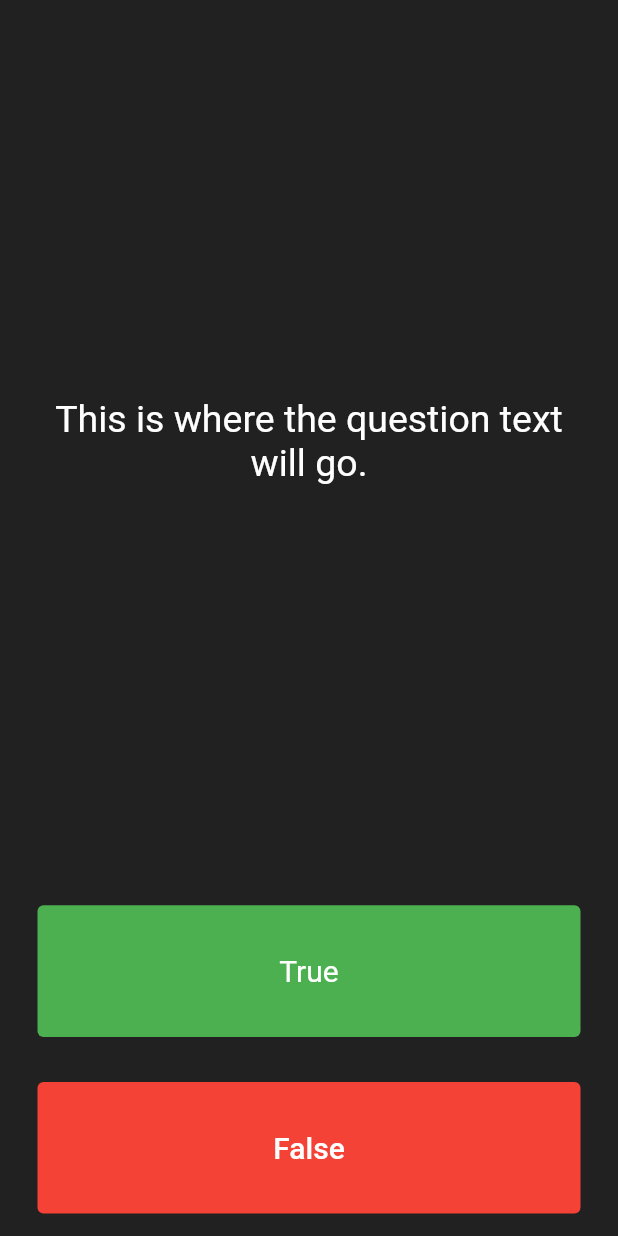
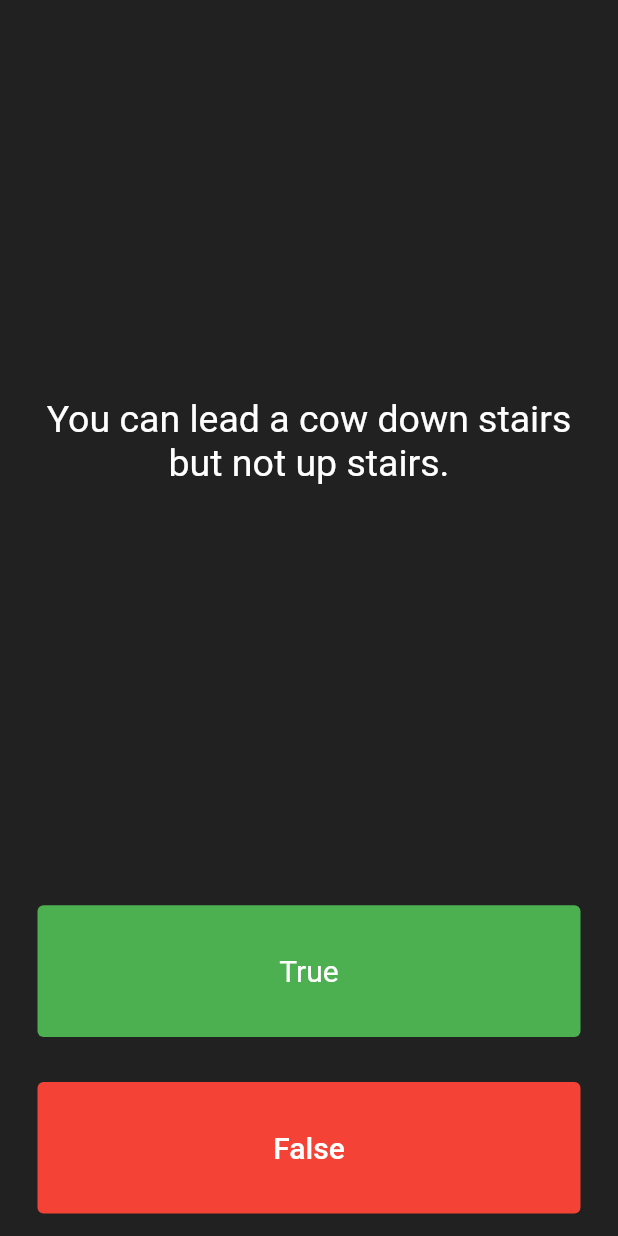
Before and after one commit to gTambo/flutter_tutorial_quizzler_app, a Flutter app: the screen it shows after launch, on a phone screen of 412 x 824 dp. Run offline on Flutter 3.47's test engine with Material 2 defaults, Android fonts, the phone set to English and light mode, and no system bars.

Commit message:
initialize question list

```diff
--- a/lib/main.dart
+++ b/lib/main.dart
@@ -27,6 +27,14 @@ class QuizPage extends StatefulWidget {
 class _QuizPageState extends State<QuizPage> {
   List<Icon> scoreKeeper = [];
 
+  List<String> questions = [
+    'You can lead a cow down stairs but not up stairs.',
+    'Approximately one quarter of human bones are in the feet.',
+    'A slug\'s blood is green.',
+  ];
+
+  int questionNumber = 0;
+
   @override
   Widget build(BuildContext context) {
     return Column(
@@ -39,7 +47,7 @@ class _QuizPageState extends State<QuizPage> {
             padding: EdgeInsets.all(10.0),
             child: Center(
               child: Text(
-                'This is where the question text will go.',
+                questions[questionNumber],
                 textAlign: TextAlign.center,
                 style: TextStyle(
                   fontSize: 25.0,
@@ -99,7 +107,7 @@ class _QuizPageState extends State<QuizPage> {
 }
 
 /*
-question1: 'You can lead a cow down stairs but not up stairs.', false,
-question2: 'Approximately one quarter of human bones are in the feet.', true,
-question3: 'A slug\'s blood is green.', true,
+question1:  false,
+question2:  true,
+question3:  true,
 */
```
